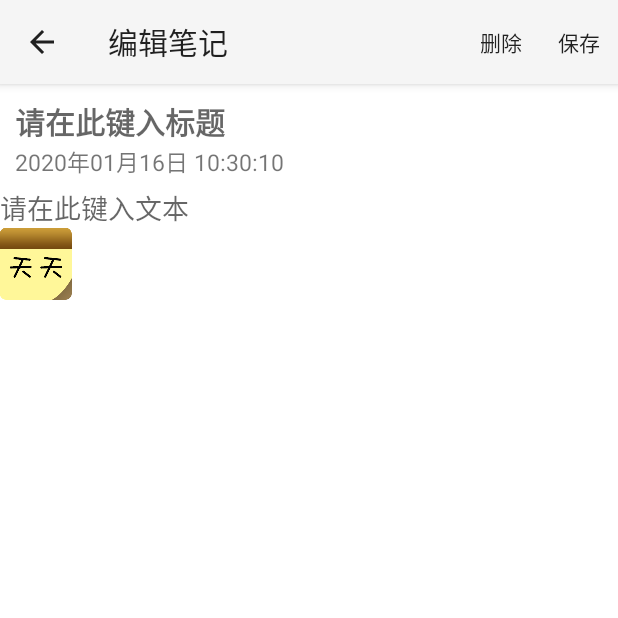
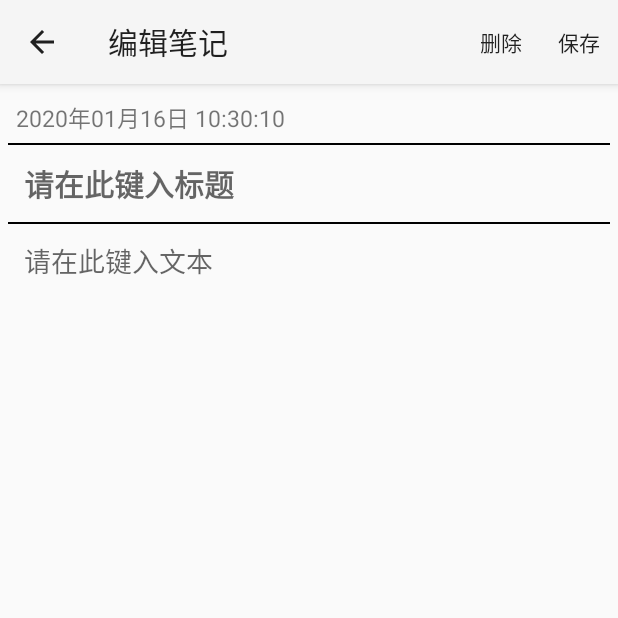
Before and after one commit to 0Kirby/ProgressNote, an Android app: the EditingActivity screen opened directly, with no data from a screen before it, on a phone screen of 412 x 824 dp, the top half of it. Run offline under Robolectric (Android 15) with nearby library versions, the phone set to English and light mode, and no system bars.

Commit message:
修改了添加/修改笔记界面的UI。现在更好用了。

```diff
--- a/app/src/main/res/layout/activity_editing.xml
+++ b/app/src/main/res/layout/activity_editing.xml
@@ -2,17 +2,29 @@
 
 <LinearLayout xmlns:android="http://schemas.android.com/apk/res/android"
     xmlns:tools="http://schemas.android.com/tools"
-    android:layout_width="fill_parent"
-    android:layout_height="fill_parent"
-    android:background="#ffffff"
+    android:layout_width="match_parent"
+    android:layout_height="match_parent"
+    android:layout_margin="5dp"
     android:orientation="vertical">
+
+    <TextView
+        android:id="@+id/noteTime"
+        android:layout_width="wrap_content"
+        android:layout_height="wrap_content"
+        android:layout_margin="5dp"
+        android:textSize="15sp" />
+
+    <View
+        android:layout_width="match_parent"
+        android:layout_height="1dp"
+        android:background="#000" />
 
     <EditText
         android:id="@+id/noteTitle"
-        android:layout_width="wrap_content"
+        android:layout_width="match_parent"
         android:layout_height="wrap_content"
-        android:layout_marginStart="10dp"
-        android:layout_marginTop="10dp"
+        android:layout_margin="5dp"
+        android:padding="5dp"
         android:background="@null"
         android:clickable="true"
         android:focusable="true"
@@ -27,37 +39,34 @@
         android:textStyle="bold"
         tools:targetApi="o" />
 
-    <TextView
-        android:id="@+id/noteTime"
-        android:layout_width="wrap_content"
-        android:layout_height="wrap_content"
-        android:layout_marginStart="10dp"
-        android:textSize="15sp" />
+    <View
+        android:layout_width="match_parent"
+        android:layout_height="1dp"
+        android:background="#000" />
 
     <ScrollView
-        android:layout_width="fill_parent"
-        android:layout_height="fill_parent">
+        android:layout_width="match_parent"
+        android:layout_height="0dp"
+        android:layout_weight="1"
+        android:fillViewport="true">
         <LinearLayout
             android:layout_width="match_parent"
-            android:layout_height="wrap_content"
+            android:layout_height="0dp"
             android:orientation="vertical">
             <EditText
                 android:id="@+id/mainText"
-                android:layout_width="wrap_content"
-                android:layout_height="wrap_content"
-                android:layout_marginTop="5dp"
+                android:layout_width="match_parent"
+                android:layout_height="0dp"
+                android:layout_weight="1"
+                android:layout_margin="5dp"
+                android:padding="5dp"
+                android:gravity="top"
                 android:background="@null"
                 android:hint="@string/please_text"
                 android:importantForAutofill="no"
                 android:inputType="none"
                 android:textColor="#000000"
                 tools:targetApi="o" />
-            <ImageView
-                android:id="@+id/firstImage"
-                android:layout_width="wrap_content"
-                android:layout_height="wrap_content"
-                android:contentDescription="@string/empty"
-                android:src="@mipmap/note_icon" />
         </LinearLayout>
     </ScrollView>
 
```
